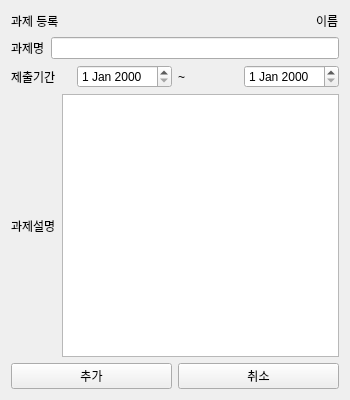
Before: the Qt Designer form TA/report_create.ui in gnu-swta/Report_pro, drawn with Qt 5.
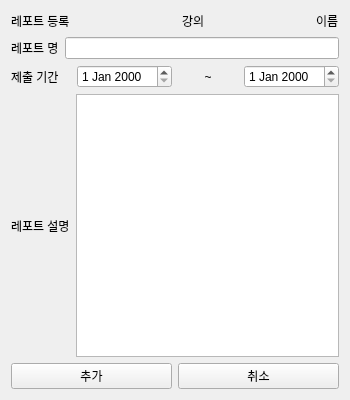
After: the same form once the commit is applied.

```diff
--- a/TA/report_create.ui
+++ b/TA/report_create.ui
@@ -19,7 +19,27 @@
      <item>
       <widget class="QLabel" name="label">
        <property name="text">
-        <string>과제 등록</string>
+        <string>레포트 등록</string>
+       </property>
+      </widget>
+     </item>
+     <item>
+      <spacer name="horizontalSpacer_2">
+       <property name="orientation">
+        <enum>Qt::Horizontal</enum>
+       </property>
+       <property name="sizeHint" stdset="0">
+        <size>
+         <width>40</width>
+         <height>20</height>
+        </size>
+       </property>
+      </spacer>
+     </item>
+     <item>
+      <widget class="QLabel" name="class_name">
+       <property name="text">
+        <string>강의</string>
        </property>
       </widget>
      </item>
@@ -50,7 +70,7 @@
      <item>
       <widget class="QLabel" name="label_3">
        <property name="text">
-        <string>과제명</string>
+        <string>레포트 명</string>
        </property>
       </widget>
      </item>
@@ -64,7 +84,7 @@
      <item>
       <widget class="QLabel" name="label_4">
        <property name="text">
-        <string>제출기간</string>
+        <string>제출 기간</string>
        </property>
       </widget>
      </item>
@@ -79,6 +99,9 @@
        <property name="text">
         <string>~</string>
        </property>
+       <property name="alignment">
+        <set>Qt::AlignCenter</set>
+       </property>
       </widget>
      </item>
      <item>
@@ -91,7 +114,7 @@
      <item>
       <widget class="QLabel" name="label_5">
        <property name="text">
-        <string>과제설명</string>
+        <string>레포트 설명</string>
        </property>
       </widget>
      </item>
```
Left out of the diff: 6 changed lines with no effect on the pictures.
